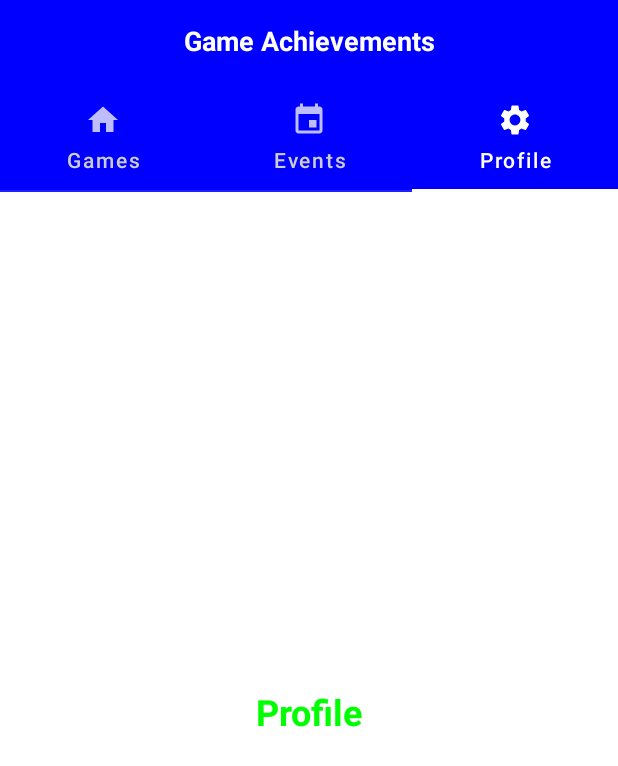
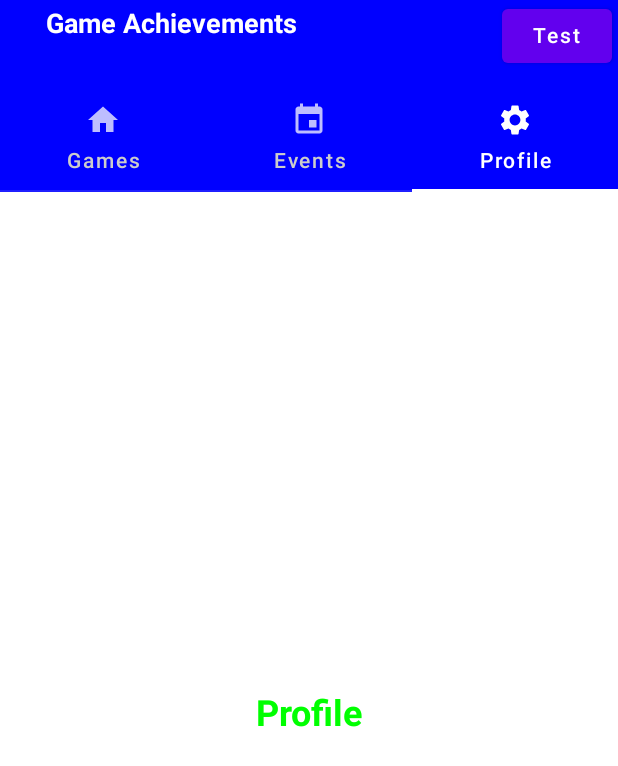
Before and after one commit to codingAlchemist/GameAchievementsAndroid, an Android app built with Jetpack Compose: the MainTabView screen opened through its navigation route, tab 3 chosen, on a phone screen of 412 x 824 dp. Shown: the top 766 px of the screen. Run offline under Robolectric (Android 15) with nearby library versions, the phone set to English and light mode, and no system bars; our stand-ins replace Dagger/Hilt's generated code, Room's generated code, accompanist, livedata-compose; libraries missing offline, so code that uses them is left out: androidx.room.util.

Commit message:
push notification changes added logout button add user

```diff
--- a/app/src/main/java/com/example/gameachievements/MainActivity.kt
+++ b/app/src/main/java/com/example/gameachievements/MainActivity.kt
@@ -22,13 +22,20 @@ import androidx.compose.runtime.DisposableEffect
 import androidx.core.content.ContextCompat
 import androidx.lifecycle.Lifecycle
 import androidx.lifecycle.LifecycleObserver
+import androidx.lifecycle.Observer
+import androidx.lifecycle.asFlow
 import androidx.navigation.compose.rememberNavController
 import com.example.gameachievements.models.PushToken
 import com.example.gameachievements.nav.NavGraph
 import com.example.gameachievements.viewmodels.AchievementsViewModel
+import com.example.gameachievements.viewmodels.Players
 import com.google.android.gms.tasks.OnCompleteListener
 import com.google.firebase.messaging.FirebaseMessaging
 import dagger.hilt.android.AndroidEntryPoint
+import kotlinx.coroutines.Dispatchers
+import kotlinx.coroutines.GlobalScope
+import kotlinx.coroutines.flow.collect
+import kotlinx.coroutines.launch
 
 @AndroidEntryPoint
 class MainActivity : ComponentActivity() {
@@ -84,8 +91,18 @@ class MainActivity : ComponentActivity() {
 
     override fun onCreate(savedInstanceState: Bundle?) {
         super.onCreate(savedInstanceState)
-        askNotificationPermission()
-        registerToken()
+
+        GlobalScope.launch(Dispatchers.IO) {
+            Players.playersJoined.asFlow().collect{
+                viewModel.addPlayerToGame(it.last())
+            }
+            if (viewModel.getCurrentPushToken().fcm.isBlank()) {
+                askNotificationPermission()
+                registerToken()
+            }
+        }
+
+
         setContent {
             GameAchievementsTheme {
                 val navController = rememberNavController()
--- a/app/src/main/java/com/example/gameachievements/dao/PlayerDao.kt
+++ b/app/src/main/java/com/example/gameachievements/dao/PlayerDao.kt
@@ -21,4 +21,6 @@ interface PlayerDao {
     @Query("SELECT * from player WHERE player.username = :username")
     fun getPlayer(username: String) : Player
 
+    @Query("DELETE FROM Player")
+    fun deleteAllPlayers()
 }
--- /dev/null
+++ b/app/src/main/java/com/example/gameachievements/dao/UserDao.kt
@@ -0,0 +1,20 @@
+package com.example.gameachievements.dao
+
+import androidx.room.Dao
+import androidx.room.Delete
+import androidx.room.Insert
+import androidx.room.OnConflictStrategy
+import androidx.room.Query
+import com.example.gameachievements.models.User
+
+@Dao
+interface UserDao {
+    @Insert(onConflict = OnConflictStrategy.REPLACE, entity = User::class)
+    suspend fun insertUser(user: User)
+
+    @Query("SELECT * FROM User")
+    suspend fun getUser(): List<User>
+
+    @Delete
+    suspend fun deleteUser(user: User)
+}
--- a/app/src/main/java/com/example/gameachievements/database/AchievementsDatabase.kt
+++ b/app/src/main/java/com/example/gameachievements/database/AchievementsDatabase.kt
@@ -5,13 +5,16 @@ import androidx.room.RoomDatabase
 import com.example.gameachievements.dao.AchievementDao
 import com.example.gameachievements.dao.PlayerDao
 import com.example.gameachievements.dao.PushTokenDao
+import com.example.gameachievements.dao.UserDao
 import com.example.gameachievements.models.Player
 import com.example.gameachievements.models.PushToken
+import com.example.gameachievements.models.User
 import com.example.mtgcommanderachievements.models.Achievement
 
-@Database(entities = [Player::class, Achievement::class, PushToken::class], version = 7)
+@Database(entities = [Player::class, Achievement::class, PushToken::class, User::class], version = 8)
 abstract class AchievementsDatabase: RoomDatabase() {
     abstract fun playerDao(): PlayerDao
     abstract fun achievementDao(): AchievementDao
     abstract fun pushTokenDao(): PushTokenDao
+    abstract fun userDao(): UserDao
 }
--- a/app/src/main/java/com/example/gameachievements/di/DatabaseModule.kt
+++ b/app/src/main/java/com/example/gameachievements/di/DatabaseModule.kt
@@ -5,6 +5,7 @@ import androidx.room.Room
 import com.example.gameachievements.dao.AchievementDao
 import com.example.gameachievements.dao.PlayerDao
 import com.example.gameachievements.dao.PushTokenDao
+import com.example.gameachievements.dao.UserDao
 import com.example.gameachievements.database.AchievementsDatabase
 import dagger.Module
 import dagger.Provides
@@ -40,4 +41,8 @@ class DatabaseModule {
         return achievementsDatabase.pushTokenDao()
     }
 
+    @Provides
+    fun providesUserDao(achievementsDatabase: AchievementsDatabase): UserDao {
+        return achievementsDatabase.userDao()
+    }
 }
--- a/app/src/main/java/com/example/gameachievements/di/DatabaseRepository.kt
+++ b/app/src/main/java/com/example/gameachievements/di/DatabaseRepository.kt
@@ -1,10 +1,13 @@
 package com.example.gameachievements.di
 
+import androidx.room.util.query
 import com.example.gameachievements.dao.AchievementDao
 import com.example.gameachievements.dao.PlayerDao
 import com.example.gameachievements.dao.PushTokenDao
+import com.example.gameachievements.dao.UserDao
 import com.example.gameachievements.models.Player
 import com.example.gameachievements.models.PushToken
+import com.example.gameachievements.models.User
 import com.example.mtgcommanderachievements.models.Achievement
 import kotlinx.coroutines.Dispatchers
 import kotlinx.coroutines.flow.flow
@@ -16,18 +19,42 @@ import javax.inject.Inject
 interface DatabaseRepositoryInterface {
     suspend fun getPlayers(): List<Player>
     suspend fun insertPlayer(player: Player): Long
-    suspend fun getAllAchievements() : List<Achievement>
+    suspend fun deleteAllPlayers()
+    suspend fun getAllAchievements(): List<Achievement>
     suspend fun insertAchievement(achievement: Achievement): Long
     suspend fun deleteAchievement(achievement: Achievement)
+    suspend fun delete(player: Player)
     suspend fun deleteAllAchievements()
     suspend fun getAchievement(achievement: Achievement)
     suspend fun completeAchievement(achievement: Achievement)
     suspend fun savePushToken(pushToken: PushToken)
+    suspend fun getPushToken(): PushToken
+    suspend fun getUser(): User
+    suspend fun saveUser(user: User)
+    suspend fun removeUser(user: User)
 }
-class DatabaseRepository @Inject constructor(private val playerDao: PlayerDao,
-                                             private val achievementDao: AchievementDao,
-                                             private val pushTokenDao: PushTokenDao
-    ): DatabaseRepositoryInterface {
+
+class DatabaseRepository @Inject constructor(
+    private val playerDao: PlayerDao,
+    private val achievementDao: AchievementDao,
+    private val pushTokenDao: PushTokenDao,
+    private val userDao: UserDao
+
+) : DatabaseRepositoryInterface {
+
+    // region User
+    override suspend fun getUser(): User {
+        return userDao.getUser().last()
+    }
+
+    override suspend fun saveUser(user: User) {
+        return userDao.insertUser(user = user)
+    }
+
+    override suspend fun removeUser(user: User) {
+       return userDao.deleteUser(user = user)
+    }
+    //endregion
 
     //region Player
     override suspend fun getPlayers(): List<Player> {
@@ -37,10 +64,20 @@ class DatabaseRepository @Inject constructor(private val playerDao: PlayerDao,
     override suspend fun insertPlayer(player: Player): Long {
         return playerDao.insertPlayer(player = player)
     }
+
+    override suspend fun delete(player: Player) {
+        return playerDao.delete(player = player)
+    }
+
+    override suspend fun deleteAllPlayers() {
+        return playerDao.deleteAllPlayers()
+    }
+
+
     //endregion
 
     //region achievements
-    override suspend fun getAllAchievements() : List<Achievement> {
+    override suspend fun getAllAchievements(): List<Achievement> {
         return achievementDao.getAll()
     }
 
@@ -69,5 +106,9 @@ class DatabaseRepository @Inject constructor(private val playerDao: PlayerDao,
     override suspend fun savePushToken(pushToken: PushToken) {
         return pushTokenDao.savePushToken(pushToken = pushToken)
     }
+
+    override suspend fun getPushToken(): PushToken {
+        return pushTokenDao.getToken().last()
+    }
     //endregion
 }
--- a/app/src/main/java/com/example/gameachievements/viewmodels/AchievementsViewModel.kt
+++ b/app/src/main/java/com/example/gameachievements/viewmodels/AchievementsViewModel.kt
@@ -1,6 +1,11 @@
 package com.example.gameachievements.viewmodels
 
 import android.util.Log
+import androidx.compose.runtime.MutableState
+import androidx.compose.runtime.mutableStateListOf
+import androidx.compose.runtime.snapshots.SnapshotStateList
+import androidx.lifecycle.LiveData
+import androidx.lifecycle.MutableLiveData
 import androidx.lifecycle.ViewModel
 import androidx.lifecycle.viewModelScope
 import com.example.gameachievements.api.requests.CompleteAchievementRequest
@@ -33,9 +38,11 @@ interface AchievementsViewModelInterface {
     fun completeAchievement(achievement: Achievement): Job
     fun createGame(gameRequest: GameRequest)
     fun saveFCM(pushToken: PushToken)
+    suspend fun getCurrentPushToken(): PushToken
 }
 @HiltViewModel
 class AchievementsViewModel @Inject constructor(private val repository: NetworkRepository, private val databaseRepo: DatabaseRepository): ViewModel(),AchievementsViewModelInterface {
+    var gamePlayers = mutableStateListOf<Player>()
     private val player: MutableStateFlow<Player> = MutableStateFlow(Player(
         0,
         "",
@@ -66,13 +73,30 @@ class AchievementsViewModel @Inject constructor(private val repository: NetworkR
         listOf(Achievement(0, "", "",0,false, reward = ""))
     )
     val _achievements:StateFlow<List<Achievement>> = achievements
+
+    val joinedPlayers: MutableLiveData<SnapshotStateList<Player>> = MutableLiveData()
+    val _joinedPlayers: LiveData<SnapshotStateList<Player>> = joinedPlayers
+
+    val pushToken: MutableStateFlow<PushToken> = MutableStateFlow(PushToken(0,"",""))
+    val _pushToken: StateFlow<PushToken> = pushToken
+    fun addPlayerToGame(player: Player) {
+        viewModelScope.launch(Dispatchers.IO) {
+            gamePlayers.add(player)
+            joinedPlayers.postValue(gamePlayers)
+        }
+    }
     override fun loginPlayer(userName: String, password: String) {
-        viewModelScope.launch {
+        viewModelScope.launch(Dispatchers.IO) {
+            databaseRepo.getPlayers().let {
+                it.forEach() {
+                    databaseRepo.delete(it)
+                }
+            }
             repository.loginPlayer(LoginModel(username = userName, password = password)).collect { result ->
                 viewModelScope.launch {
                     result.data.let {playerData ->
                         playerData?.let {
-                            val result = databaseRepo.insertPlayer(player = it!!)
+                            val result = databaseRepo.insertPlayer(player = it)
                             Log.d("","")
                         }
                         databaseRepo.getPlayers().let {
@@ -81,10 +105,8 @@ class AchievementsViewModel @Inject constructor(private val repository: NetworkR
                         player.emit(playerData!!)
                     }
                 }
-
             }
         }
-
     }
 
     override fun signUpPlayer(playerIn: Player)  {
@@ -93,14 +115,13 @@ class AchievementsViewModel @Inject constructor(private val repository: NetworkR
                 player.emit(result.data!!)
             }
         }
-
     }
 
     suspend fun getLoggedInPlayer(): Player = withContext(Dispatchers.IO){
         //var player: Player? = null
         databaseRepo.getPlayers().let {
             if (it.isNotEmpty()){
-                it.first().let { result ->
+                it.last().let { result ->
                     player.value = result
                 }
             }
@@ -178,13 +199,20 @@ class AchievementsViewModel @Inject constructor(private val repository: NetworkR
         }
     }
 
-    override fun saveFCM(pushToken: PushToken) {
+    override suspend fun getCurrentPushToken(): PushToken = withContext(Dispatchers.IO) {
+        databaseRepo.getPushToken().let {
+            pushToken.value = it
+        }
+        return@withContext pushToken.value
+
+    }
+    override fun saveFCM(pushTokenIn: PushToken) {
         viewModelScope.launch(Dispatchers.IO) {
             async {
-                repository.sendFCMToken(pushToken = pushToken).collect{ result ->
+                repository.sendFCMToken(pushToken = pushTokenIn).collect{ result ->
                     result.data?.let {
                         Log.d("","${it.fcm}")
-                        databaseRepo.savePushToken(pushToken = pushToken)
+                        databaseRepo.savePushToken(pushToken = pushTokenIn)
                     }
                 }
             }
@@ -192,5 +220,9 @@ class AchievementsViewModel @Inject constructor(private val repository: NetworkR
     }
 
 
-
 }
+object Players {
+    val playersJoined: MutableLiveData<ArrayList<Player>> by lazy {
+        MutableLiveData<ArrayList<Player>>()
+    }
+}
--- a/app/src/main/java/com/example/gameachievements/views/AchievementsAppBar.kt
+++ b/app/src/main/java/com/example/gameachievements/views/AchievementsAppBar.kt
@@ -4,6 +4,7 @@ import android.os.Bundle
 import android.os.PersistableBundle
 import androidx.activity.ComponentActivity
 import androidx.compose.material3.ExperimentalMaterial3Api
+import androidx.compose.material3.IconButton
 import androidx.compose.material3.Text
 import androidx.compose.material3.TopAppBar
 import androidx.compose.runtime.Composable
@@ -20,5 +21,10 @@ class AchievementsAppBarMain: ComponentActivity() {
 @OptIn(ExperimentalMaterial3Api::class)
 @Composable
 fun AchievementsAppBar(){
-    TopAppBar(title = { Text(text = stringResource(id = R.string.app_title)) })
+    TopAppBar(title = { Text(text = stringResource(id = R.string.app_title)) },
+        navigationIcon = {
+            IconButton(onClick = {  }) {
+
+            }
+        })
 }
--- a/app/src/main/java/com/example/gameachievements/views/CreateGameScreen.kt
+++ b/app/src/main/java/com/example/gameachievements/views/CreateGameScreen.kt
@@ -1,28 +1,36 @@
 package com.example.gameachievements.views
 
+import androidx.compose.foundation.background
 import androidx.compose.foundation.layout.Column
+import androidx.compose.foundation.layout.Row
 import androidx.compose.foundation.layout.Spacer
 import androidx.compose.foundation.layout.fillMaxHeight
 import androidx.compose.foundation.layout.fillMaxSize
 import androidx.compose.foundation.layout.fillMaxWidth
 import androidx.compose.foundation.layout.height
+import androidx.compose.foundation.layout.padding
 import androidx.compose.foundation.layout.size
 import androidx.compose.foundation.layout.width
 import androidx.compose.foundation.layout.wrapContentHeight
+import androidx.compose.foundation.lazy.LazyColumn
 import androidx.compose.foundation.shape.RoundedCornerShape
 import androidx.compose.material3.Button
 import androidx.compose.material3.ButtonDefaults
 import androidx.compose.material3.ExperimentalMaterial3Api
 import androidx.compose.material3.LocalTextStyle
+import androidx.compose.material3.OutlinedTextField
 import androidx.compose.material3.Text
 import androidx.compose.material3.TextField
 import androidx.compose.runtime.Composable
 import androidx.compose.runtime.collectAsState
+import androidx.compose.runtime.livedata.observeAsState
 import androidx.compose.runtime.mutableStateOf
 import androidx.compose.runtime.remember
 import androidx.compose.runtime.saveable.rememberSaveable
 import androidx.compose.ui.Alignment
 import androidx.compose.ui.Modifier
+import androidx.compose.ui.graphics.Color
+import androidx.compose.ui.graphics.drawscope.Stroke
 import androidx.compose.ui.res.colorResource
 import androidx.compose.ui.res.stringResource
 import androidx.compose.ui.text.TextStyle
@@ -34,8 +42,11 @@ import androidx.compose.ui.unit.dp
 import androidx.compose.ui.unit.sp
 import com.example.gameachievements.R
 import com.example.gameachievements.api.requests.GameRequest
+import com.example.gameachievements.models.Game
+import com.example.gameachievements.models.Player
 import com.example.gameachievements.ui.theme.GameAchievementsTheme
 import com.example.gameachievements.viewmodels.AchievementsViewModel
+import com.example.gameachievements.viewmodels.Players
 
 @OptIn(ExperimentalMaterial3Api::class)
 @Composable
@@ -57,13 +68,30 @@ fun CreateGameScreen(achievementsViewModel: AchievementsViewModel? = null) {
         .fillMaxSize(),
         horizontalAlignment = Alignment.CenterHorizontally,
     ) {
-        AchievementsAppBar()
         Spacer(modifier = Modifier.height(20.dp))
         Text(stringResource(R.string.event_code), color = colorResource(id = R.color.white))
         Spacer(modifier = Modifier.height(20.dp))
+        Row {
+            Button(onClick = {
+                val gameRequest = GameRequest(event_id = 0, player_id = achievementsViewModel?._player?.value?.id!!)
+                achievementsViewModel.createGame(gameRequest)
+            }, shape = RoundedCornerShape(10.dp),
+                elevation = ButtonDefaults.buttonElevation(5.dp)) {
+                Text(stringResource(R.string.create_game), fontSize = 13.sp)
+
+            }
+            Spacer(modifier = Modifier.weight(1f))
+            Button(onClick = {
+
+            }, shape = RoundedCornerShape(10.dp),
+                elevation = ButtonDefaults.buttonElevation(5.dp)) {
+                Text(stringResource(R.string.create_game), fontSize = 13.sp)
+
+            }
+        }
         Button(onClick = {
             val gameRequest = GameRequest(event_id = 0, player_id = achievementsViewModel?._player?.value?.id!!)
-            achievementsViewModel?.createGame(gameRequest)
+            achievementsViewModel.createGame(gameRequest)
         }, shape = RoundedCornerShape(10.dp), elevation = ButtonDefaults.buttonElevation(5.dp)) {
             Text(stringResource(R.string.create_game), fontSize = 13.sp)
 
@@ -71,24 +99,41 @@ fun CreateGameScreen(achievementsViewModel: AchievementsViewModel? = null) {
         Spacer(modifier = Modifier.height(20.dp))
         TextField(modifier = Modifier
             .width(200.dp)
-            .height(40.dp),
+            .height(50.dp),
             onValueChange = {
                             gameCode.value = it
             },
             textStyle = LocalTextStyle.current.copy(textAlign = TextAlign.Center),
             value = game?.value?.gameCode!!,
-            label = {
-                Text(gameCode.toString(),
-                    modifier = Modifier
-                        .fillMaxWidth()
-                        .fillMaxHeight(),
-                    fontSize = 13.sp,
-                    textAlign = TextAlign.Center,
+            singleLine = true)
+        playersJoinedView(achievementsViewModel)
+    }
+}
 
-                )
-            })
+
+@Composable
+fun playersJoinedView(viewModel: AchievementsViewModel) {
+    val joined = viewModel._joinedPlayers.observeAsState()
+    Column {
+        joined.value?.forEach {
+            Spacer(modifier = Modifier.height(5.dp))
+            playerRow(player = Player(0,it.username,"","",0,20,"",0,0, true, false))
+        }
     }
+}
 
+@Composable
+fun playerRow(player: Player) {
+    Row(modifier = Modifier
+        .background(Color.White)
+        .fillMaxWidth()
+        .height(30.dp)) {
+        Text(text = player.username ?: "", modifier = Modifier
+            .fillMaxHeight()
+            .wrapContentHeight(align = Alignment.CenterVertically)
+            .padding(horizontal = 5.dp), style = TextStyle.Default.copy(fontSize = 12.sp, drawStyle = Stroke(miter = 5f, width = 2f)))
+
+    }
 }
 
 @Preview(
--- a/app/src/main/java/com/example/gameachievements/views/GameView.kt
+++ b/app/src/main/java/com/example/gameachievements/views/GameView.kt
@@ -73,8 +73,6 @@ fun GameView(viewModel: AchievementsViewModel? = null) {
                 GameCardView(achievement = it.get(i), viewModel = viewModel)
             }
         }
-
-
     }
 }
 
--- a/app/src/main/java/com/example/gameachievements/views/TabView.kt
+++ b/app/src/main/java/com/example/gameachievements/views/TabView.kt
@@ -1,24 +1,17 @@
 package com.example.gameachievements.views
 
-import androidx.annotation.DrawableRes
 import androidx.compose.foundation.background
 import androidx.compose.foundation.layout.*
 import androidx.compose.material.*
 import androidx.compose.material.icons.Icons
 import androidx.compose.material.icons.filled.Home
 import androidx.compose.material.icons.filled.Settings
-import androidx.compose.material.icons.filled.ShoppingCart
 import androidx.compose.runtime.Composable
-import androidx.compose.runtime.getValue
-import androidx.compose.runtime.mutableStateOf
-import androidx.compose.runtime.remember
 import androidx.compose.runtime.rememberCoroutineScope
-import androidx.compose.runtime.setValue
 import androidx.compose.ui.Alignment
 import androidx.compose.ui.Modifier
 import androidx.compose.ui.graphics.Color
 import androidx.compose.ui.graphics.vector.ImageVector
-import androidx.compose.ui.res.painterResource
 import androidx.compose.ui.res.vectorResource
 import androidx.compose.ui.text.TextStyle
 import androidx.compose.ui.text.font.FontWeight
@@ -30,10 +23,8 @@ import androidx.compose.ui.unit.ExperimentalUnitApi
 import androidx.compose.ui.unit.TextUnit
 import androidx.compose.ui.unit.TextUnitType
 import androidx.compose.ui.unit.dp
-import androidx.navigation.NavHost
 import androidx.navigation.NavHostController
 import com.example.gameachievements.R
-import com.example.gameachievements.nav.NavRoute
 import com.example.gameachievements.ui.theme.GameAchievementsTheme
 import com.example.gameachievements.viewmodels.AchievementsViewModel
 import com.google.accompanist.pager.ExperimentalPagerApi
@@ -63,12 +54,10 @@ fun MainTabView(navHostController: NavHostController? = null, achievementsViewMo
             // on below line we are specifying a column
             // for our text view to display a text
             // in our top app bar.
-            Column(
-                modifier = Modifier.fillMaxSize(),
+            Row(
+                modifier = Modifier.fillMaxSize()
                 // on below line we are providing alignment for our
                 // column to center of our top app bar.
-                horizontalAlignment = Alignment.CenterHorizontally,
-                verticalArrangement = Arrangement.Center
             ) {
                 // on below line we are specifying a text and
                 // specifying a text as "Tab Layout Example"
@@ -82,11 +71,18 @@ fun MainTabView(navHostController: NavHostController? = null, achievementsViewMo
                     ),
                     // on below line we are specifying a modifier
                     // to our text and adding passing from all sides.
-                    modifier = Modifier.padding(all = Dp(5F)),
+                    modifier = Modifier
+                        .padding(all = Dp(5F))
+                        .weight(.6f),
                     // on below line we are aligning
                     // our text to center.
                     textAlign = TextAlign.Center
                 )
+                Spacer(modifier = Modifier.weight(.3f))
+                Button(onClick = {}, modifier = Modifier.weight(.2f)) {
+                    Text(text = "Test")
+
+                }
             }
         }
         // on below line we are calling tabs
@@ -198,7 +194,7 @@ fun TabsContent(pagerState: PagerState, navHostController: NavHostController, ac
             1 -> EventScreen {
 
             }
-            2 -> TabContentScreen(data = "Profile")
+            2 -> ProfileScreen(data = "Profile")
         }
     }
 }
@@ -206,7 +202,7 @@ fun TabsContent(pagerState: PagerState, navHostController: NavHostController, ac
 // on below line we are creating a Tab Content
 // Screen for displaying a simple text message.
 @Composable
-fun TabContentScreen(data: String) {
+fun ProfileScreen(data: String) {
     // on below line we are creating a column
     Column(
         // in this column we are specifying modifier
```
Also changed, not shown: app/src/main/java/com/example/gameachievements/models/User.kt (added, +15 -0 lines), app/src/main/java/com/example/gameachievements/services/PushNotificationService.kt (+9 -0 lines), app/src/main/java/com/example/gameachievements/views/EventScreen.kt (+6 -6 lines).
